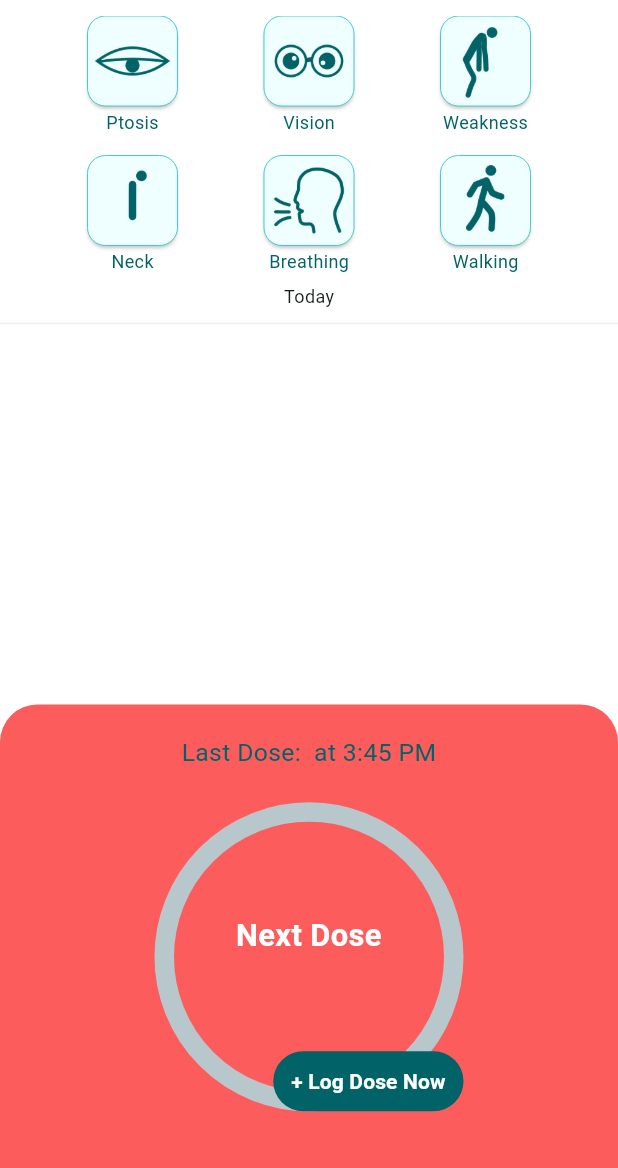
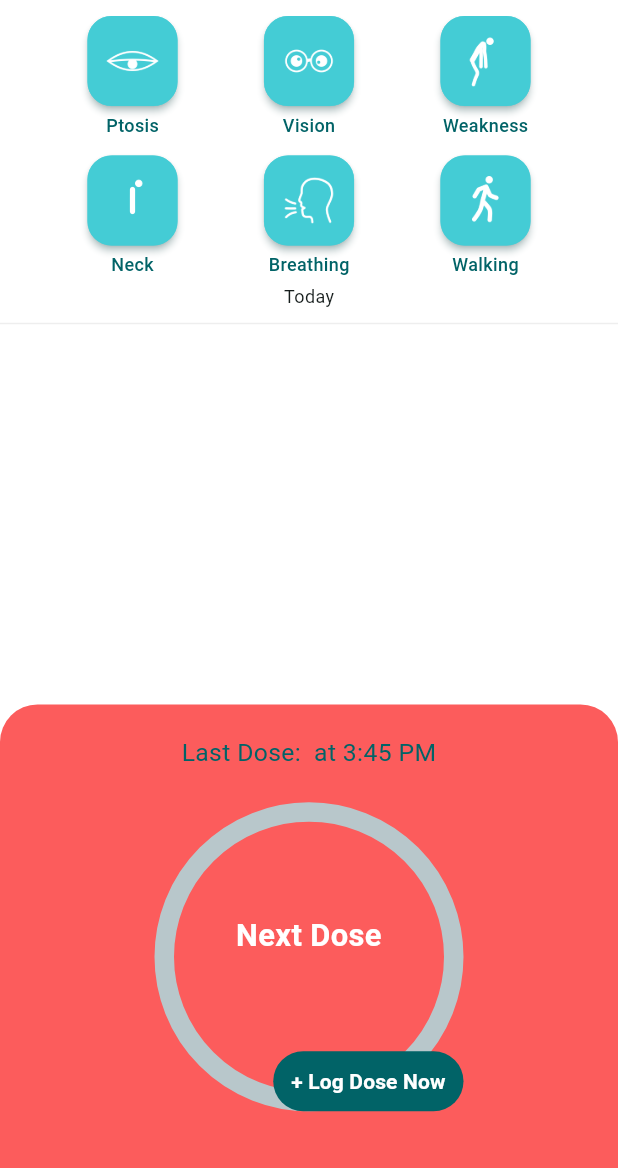
Before and after one commit to dojosgithub/mestinow, a Flutter app: the StatusPage screen opened by its route, on a phone screen of 412 x 824 dp, the part 68-1236 px from its top. Run offline on Flutter 3.47's test engine with Material 3 defaults, Android fonts, the phone set to English and light mode, and no system bars; drawn by our look-alikes of percent_indicator; our stand-ins replace flutter_local_notifications, google_fonts, objectbox, shared_preferences, timezone; missing offline and left inert: relative_time; accounts and stored records are empty; generated files the repository leaves out were written again.

Commit message:
better styled buttons

```diff
--- a/lib/widgets/symptom_button.dart
+++ b/lib/widgets/symptom_button.dart
@@ -5,14 +5,12 @@ class SymptomButton extends StatelessWidget {
   final String iconPath;
   final String label;
   final VoidCallback onPressed;
-  final bool isActive;
 
   const SymptomButton({
     super.key,
     required this.iconPath,
     required this.label,
     required this.onPressed,
-    this.isActive = false,
   });
 
   @override
@@ -25,24 +23,33 @@ class SymptomButton extends StatelessWidget {
           height: 60,
           child: ElevatedButton(
             onPressed: onPressed,
-            style: TextButton.styleFrom(
-              backgroundColor: isActive ? AppColors.primary : AppColors.lighterPrimary,
+            style: ElevatedButton.styleFrom(
+              backgroundColor: AppColors.lightPrimary,
+              elevation: 2,
+              shadowColor: AppColors.darkPrimary.withValues(alpha: 0.7),
               shape: RoundedRectangleBorder(
-                borderRadius: BorderRadius.circular(12),
-                side: BorderSide(color: AppColors.lightPrimary, width: 0),
+                borderRadius: BorderRadius.circular(16),
+                side: BorderSide(
+                  color: AppColors.lightPrimary,
+                  width: 0.5,
+                ),
               ),
-              padding: EdgeInsets.all(4),
+              padding: EdgeInsets.all(12),
             ),
             child: Image.asset(
               iconPath,
-              color: isActive ? Colors.white : AppColors.darkPrimary,
+              color: Colors.white,
             ),
           ),
         ),
-        SizedBox(height: 2),
+        SizedBox(height: 4),
         Text(
           label,
-          style: TextStyle(fontSize: 12, color: AppColors.darkPrimary),
+          style: TextStyle(
+            fontSize: 12,
+            fontWeight: FontWeight.w500,
+            color: AppColors.darkPrimary,
+          ),
         ),
       ],
     );
```
